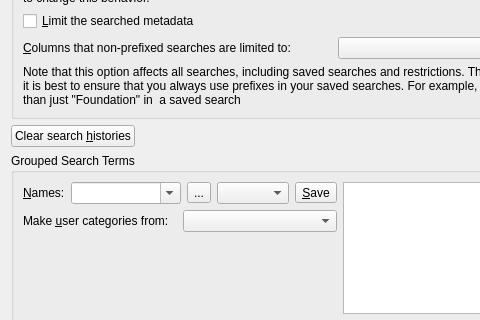
First picture: the form in src/calibre/gui2/preferences/search.ui, repository kovidgoyal/calibre, before the edit; both pictures show x 0 to 480 and y 181 to 501 of the 670 by 663 pixel window.
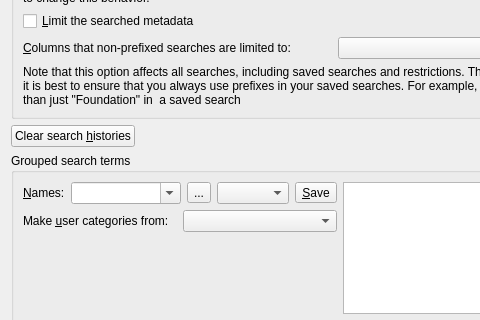
Second picture: the form after the edit. Icons and pictures are not drawn. Custom widgets are drawn as their Qt base class.

The edit to the form file:
```diff
--- a/src/calibre/gui2/preferences/search.ui
+++ b/src/calibre/gui2/preferences/search.ui
@@ -185,7 +185,7 @@
    <item row="9" column="0" colspan="2">
     <widget class="QGroupBox" name="groupBox_2">
      <property name="title">
-      <string>Grouped Search Terms</string>
+      <string>Grouped search terms</string>
      </property>
      <layout class="QGridLayout" name="gridLayout_3">
       <item row="0" column="0">
```
